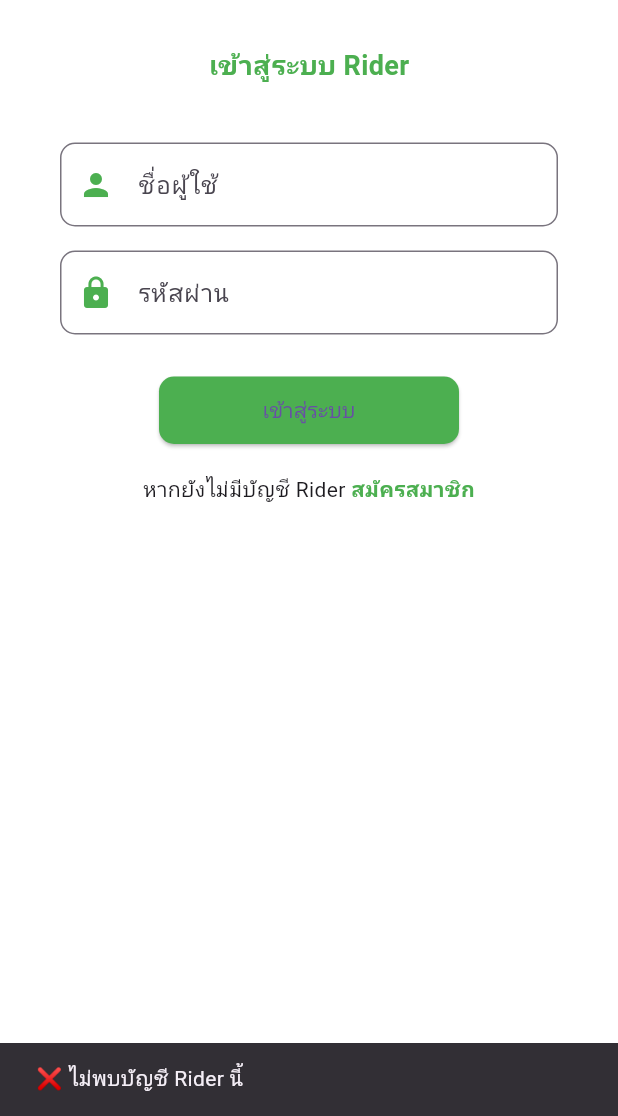
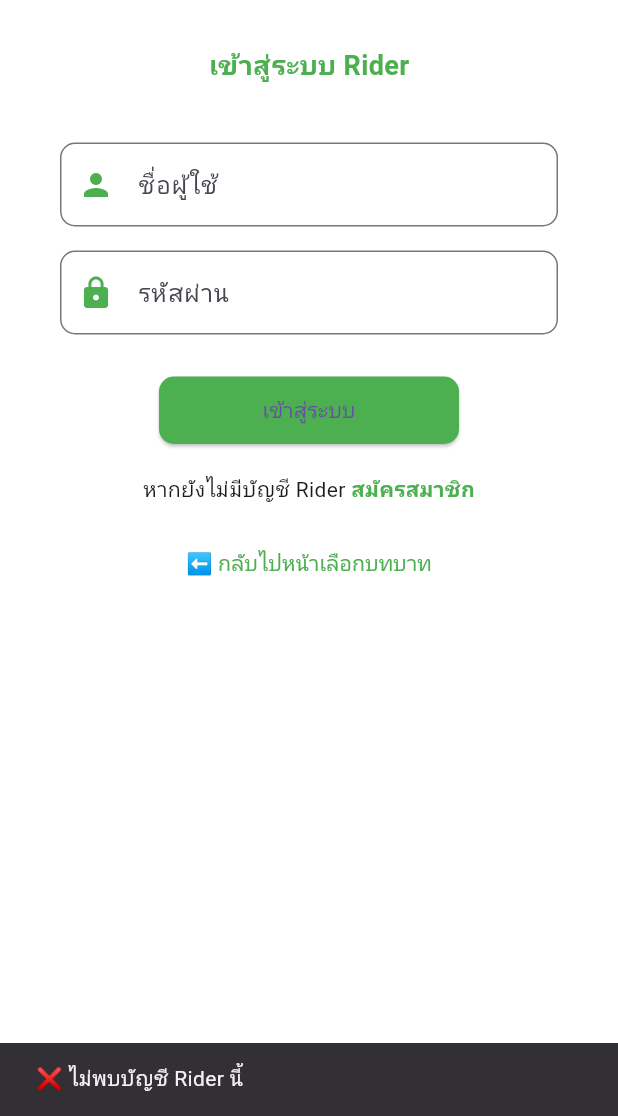
Before and after one commit to Chakhieyw/delivery_frontend, a Flutter app: the LoginRiderPage screen opened directly, after a tap on "เข้าสู่ระบบ", on a phone screen of 412 x 824 dp, the part 120-1236 px from its top. Run offline on Flutter 3.47's test engine with Material 3 defaults, Android fonts, the phone set to English and light mode, and no system bars; our stand-ins replace cloud_firestore, firebase_auth, firebase_core, firebase_storage, image_picker; accounts and stored records are empty.

Commit message:
เพิ่ม logout กับ กลับไปหน้าเลือกบทบาท

```diff
--- a/lib/page/login_rider.dart
+++ b/lib/page/login_rider.dart
@@ -3,6 +3,7 @@ import 'package:firebase_auth/firebase_auth.dart';
 import 'package:cloud_firestore/cloud_firestore.dart';
 import 'register_rider.dart';
 import 'dashboard_rider.dart';
+import 'select_role.dart'; // ✅ เพิ่ม import
 
 class LoginRiderPage extends StatefulWidget {
   const LoginRiderPage({super.key});
@@ -12,15 +13,14 @@ class LoginRiderPage extends StatefulWidget {
 }
 
 class _LoginRiderPageState extends State<LoginRiderPage> {
-  final _nameCtl = TextEditingController(); // 👉 ใช้ name
-  final _passwordCtl = TextEditingController(); // 👉 ใช้ password
+  final _nameCtl = TextEditingController();
+  final _passwordCtl = TextEditingController();
   bool _loading = false;
 
   Future<void> _login() async {
     setState(() => _loading = true);
 
     try {
-      // 🔹 หา user จาก Firestore ด้วย name
       final snapshot = await FirebaseFirestore.instance
           .collection("riders")
           .where("name", isEqualTo: _nameCtl.text.trim())
@@ -36,9 +36,8 @@ class _LoginRiderPageState extends State<LoginRiderPage> {
       }
 
       final riderData = snapshot.docs.first.data();
-      final email = riderData["email"]; // เอา email ที่เก็บไว้
+      final email = riderData["email"];
 
-      // 🔹 login ด้วย email + password ที่ user กรอก
       await FirebaseAuth.instance.signInWithEmailAndPassword(
         email: email,
         password: _passwordCtl.text,
@@ -50,12 +49,9 @@ class _LoginRiderPageState extends State<LoginRiderPage> {
         SnackBar(content: Text("✅ เข้าสู่ระบบสำเร็จ: ${riderData["name"]}")),
       );
 
-      // 👉 ไปหน้า Dashboard พร้อมส่ง name
       Navigator.pushReplacement(
         context,
-        MaterialPageRoute(
-          builder: (_) => DashboardRiderPage(),
-        ),
+        MaterialPageRoute(builder: (_) => const DashboardRiderPage()),
       );
     } on FirebaseAuthException catch (e) {
       String message = "เข้าสู่ระบบไม่สำเร็จ";
@@ -187,6 +183,22 @@ class _LoginRiderPageState extends State<LoginRiderPage> {
             ],
           ),
 
+          const SizedBox(height: 15),
+
+          // ✅ ปุ่มกลับไป select_role
+          TextButton(
+            onPressed: () {
+              Navigator.pushReplacement(
+                context,
+                MaterialPageRoute(builder: (_) => const SelectRolePage()),
+              );
+            },
+            child: const Text(
+              "⬅️ กลับไปหน้าเลือกบทบาท",
+              style: TextStyle(color: Colors.green),
+            ),
+          ),
+
           const Spacer(),
           Container(height: 40, width: double.infinity, color: Colors.green),
         ],
```
Also changed, not shown: lib/page/dashboard_rider.dart (+17 -0 lines), lib/page/login_user.dart (+18 -3 lines).
